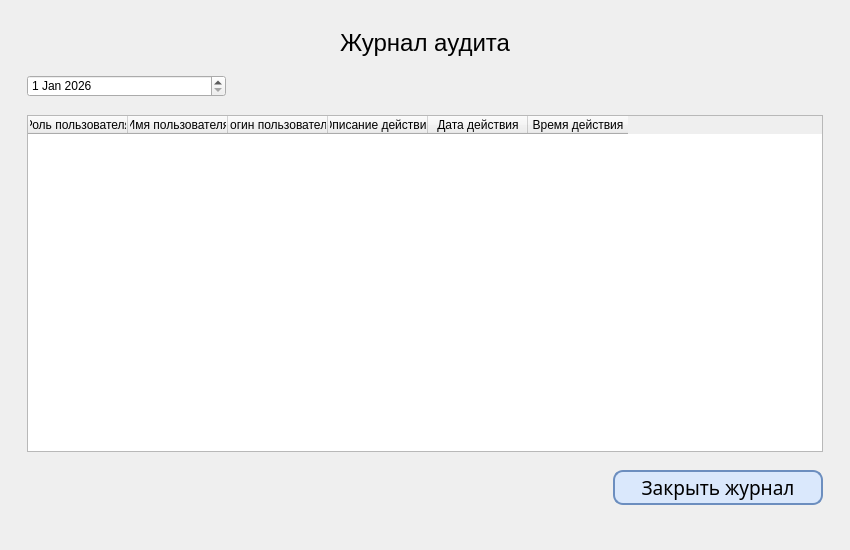
First picture: the form in DialogWindows/UI/AuditMenu.ui, repository G3RKA/EFS-Energy-Forecasting-System, before the edit.
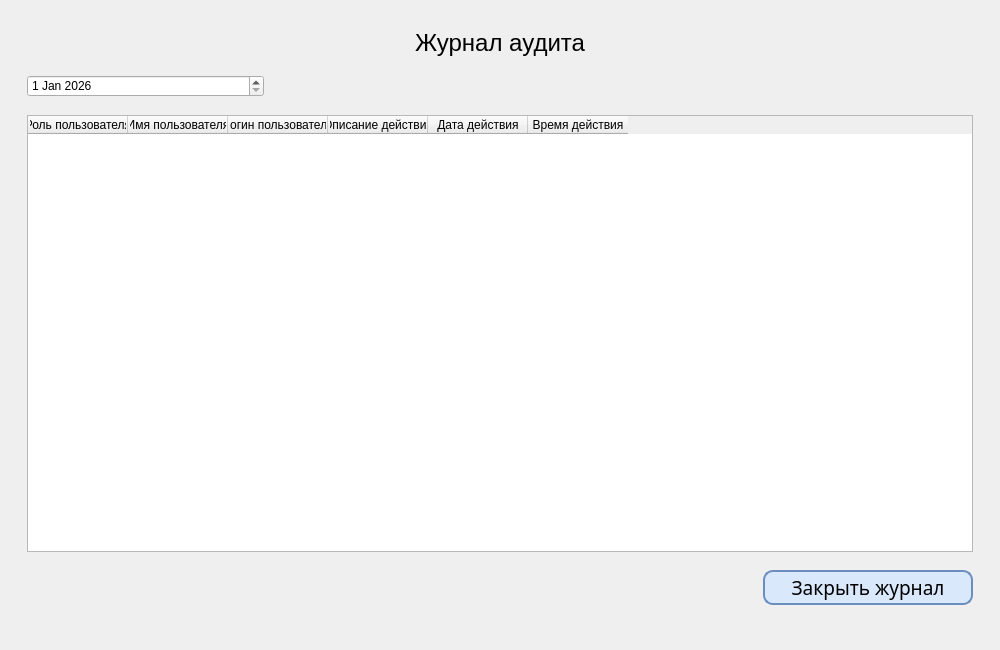
Second picture: the form after the edit. Icons and pictures are not drawn. Custom widgets are drawn as their Qt base class.

Diff of the .ui file:
```diff
--- a/DialogWindows/UI/AuditMenu.ui
+++ b/DialogWindows/UI/AuditMenu.ui
@@ -6,20 +6,20 @@
    <rect>
     <x>0</x>
     <y>0</y>
-    <width>850</width>
-    <height>550</height>
+    <width>1000</width>
+    <height>650</height>
    </rect>
   </property>
   <property name="minimumSize">
    <size>
-    <width>850</width>
-    <height>550</height>
+    <width>1000</width>
+    <height>650</height>
    </size>
   </property>
   <property name="maximumSize">
    <size>
-    <width>850</width>
-    <height>550</height>
+    <width>1000</width>
+    <height>650</height>
    </size>
   </property>
   <property name="windowTitle">
@@ -141,6 +141,9 @@
    </item>
    <item>
     <widget class="QTableWidget" name="AuditTable">
+     <property name="wordWrap">
+      <bool>true</bool>
+     </property>
      <column>
       <property name="text">
        <string>Роль пользователя</string>
```
